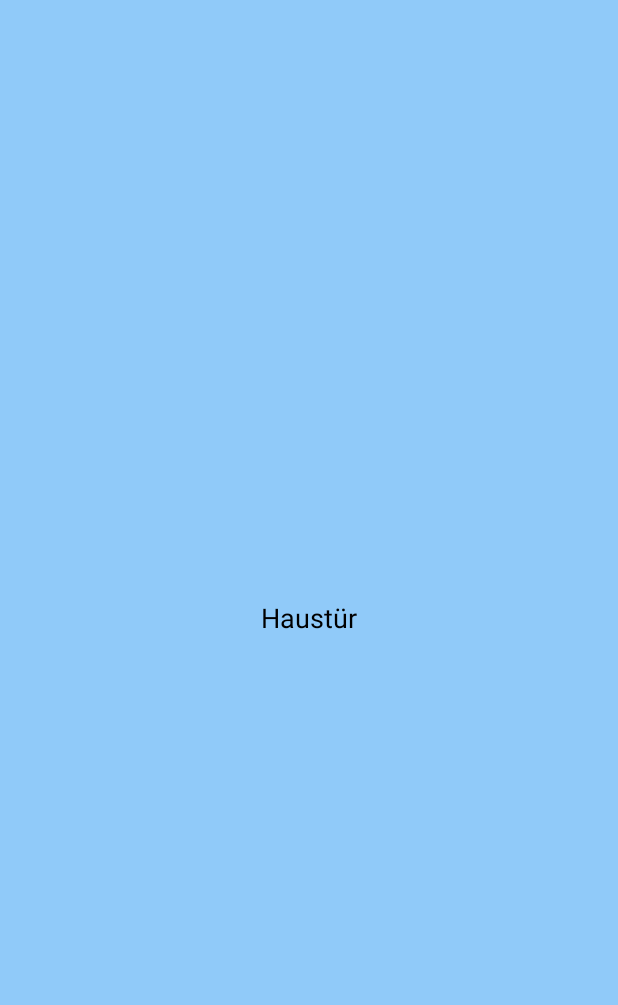
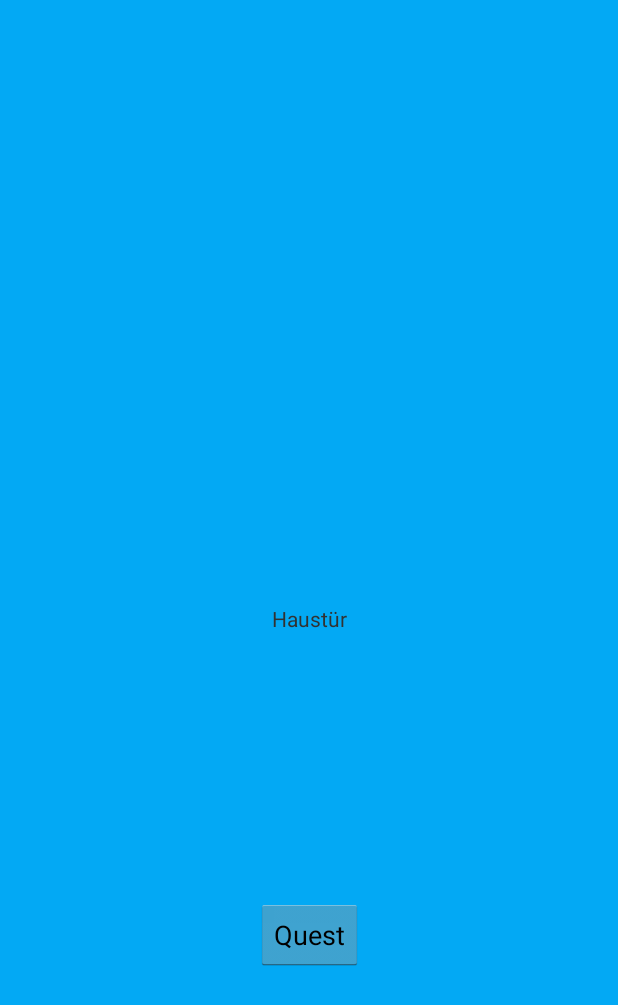
Before and after one commit to Fasust/quest_for_ultimate_hygiene, an Android app: the screen it shows after launch (MainActivity), on a phone screen of 412 x 824 dp. Before the commit the part shown is almost empty. Shown: the top 1005 px of the screen. Run offline under Robolectric (Android 15) with nearby library versions, the phone set to English and light mode, and no system bars.

```diff
--- a/app/src/main/AndroidManifest.xml
+++ b/app/src/main/AndroidManifest.xml
@@ -23,5 +23,4 @@
             </intent-filter>
         </activity>
     </application>
-
 </manifest>
--- a/app/src/main/java/com/questforultimatehygiene/QuestDetail.java
+++ b/app/src/main/java/com/questforultimatehygiene/QuestDetail.java
@@ -7,7 +7,6 @@ import android.widget.ProgressBar;
 
 import androidx.appcompat.app.AppCompatActivity;
 
-import com.google.android.material.snackbar.Snackbar;
 import com.questforultimatehygiene.model.OnLevelUp;
 import com.questforultimatehygiene.model.Player;
 
--- a/app/src/main/res/layout/fragment_frontdoor.xml
+++ b/app/src/main/res/layout/fragment_frontdoor.xml
@@ -1,14 +1,36 @@
 <?xml version="1.0" encoding="utf-8"?>
 <FrameLayout xmlns:android="http://schemas.android.com/apk/res/android"
+    xmlns:app="http://schemas.android.com/apk/res-auto"
     xmlns:tools="http://schemas.android.com/tools"
     android:layout_width="match_parent"
     android:layout_height="match_parent"
     tools:context=".Frontdoor">
 
-    <Button
-        android:id="@+id/button"
+    <androidx.constraintlayout.widget.ConstraintLayout
         android:layout_width="match_parent"
         android:layout_height="match_parent"
-        android:background="#90CAF9"
-        android:text="Haustür" />
+        android:background="#03A9F4">
+
+        <Button
+            android:id="@+id/button"
+            android:layout_width="wrap_content"
+            android:layout_height="wrap_content"
+            android:text="Quest"
+            app:layout_constraintBottom_toBottomOf="parent"
+            app:layout_constraintEnd_toEndOf="parent"
+            app:layout_constraintStart_toStartOf="parent"
+            app:layout_constraintTop_toBottomOf="@+id/textView" />
+
+        <TextView
+            android:id="@+id/textView"
+            android:layout_width="wrap_content"
+            android:layout_height="wrap_content"
+            android:text="Haustür"
+            app:layout_constraintBottom_toBottomOf="parent"
+            app:layout_constraintEnd_toEndOf="parent"
+            app:layout_constraintStart_toStartOf="parent"
+            app:layout_constraintTop_toTopOf="parent" />
+
+    </androidx.constraintlayout.widget.ConstraintLayout>
+
 </FrameLayout>
```
